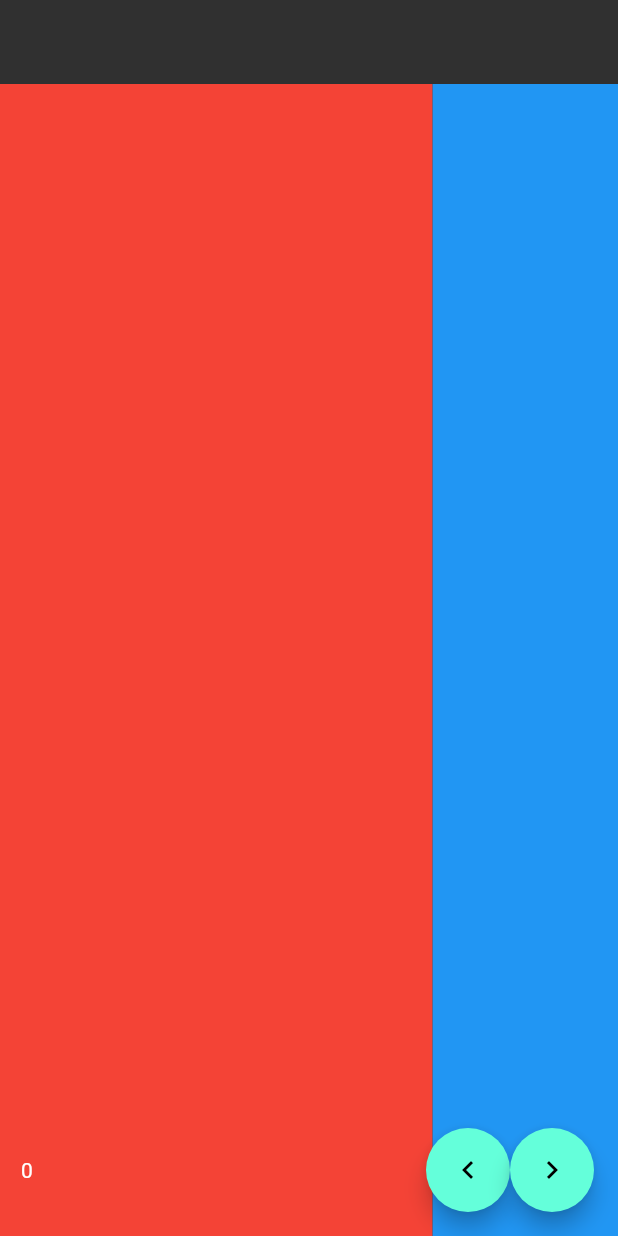
After one commit to cetincangokal/flutter101, a Flutter app: the screen it shows after launch, on a phone screen of 412 x 824 dp. The commit adds this screen. Run offline on Flutter 3.47's test engine with Material 2 defaults, Android fonts, the phone set to English and light mode, and no system bars.

Commit message:
pageView & statful

```diff
--- /dev/null
+++ b/flutter_application_1/lib/101/page_view_learn.dart
@@ -0,0 +1,59 @@
+import 'package:flutter/material.dart';
+
+class pageViewLearn extends StatefulWidget {
+  pageViewLearn({super.key});
+
+  @override
+  State<pageViewLearn> createState() => _pageViewLearnState();
+}
+
+class _pageViewLearnState extends State<pageViewLearn> {
+  final _pageController = PageController(viewportFraction: 0.7);
+  int _currentPageIndex = 0;
+  void _updatePageIndex(int index) {
+    setState(() {
+      _currentPageIndex = index;
+    });
+  }
+  @override
+  Widget build(BuildContext context) {
+    return Scaffold(
+      floatingActionButton: Row(
+        children: [
+          Padding(
+            padding: const EdgeInsets.only(left: 30),
+            child: Text(_currentPageIndex.toString()),
+          ),
+          Spacer(),
+          FloatingActionButton(
+            onPressed: () {
+              _pageController.previousPage(duration: _durationUtility._durationLow, curve: Curves.slowMiddle);
+            },
+            child: Icon(Icons.chevron_left),
+          ),
+          FloatingActionButton(
+            onPressed: () {
+              _pageController.nextPage(duration: _durationUtility._durationLow, curve: Curves.slowMiddle);
+            },
+            child: Icon(Icons.chevron_right),
+          ),
+        ],
+      ),
+      appBar: AppBar(),
+      body: PageView(
+        padEnds: false,
+        controller: _pageController,
+        onPageChanged: _updatePageIndex,
+        children: [
+          Container(color: Colors.red),
+          Container(color: Colors.blue),
+          Container(color: Colors.grey),
+        ],
+      ),
+    );
+  }
+}
+
+class _durationUtility {
+  static const _durationLow = const Duration(seconds: 1);
+}
--- a/flutter_application_1/lib/main.dart
+++ b/flutter_application_1/lib/main.dart
@@ -13,8 +13,10 @@ import 'package:flutter_application_1/101/custom_widget_learn.dart';
 import 'package:flutter_application_1/101/indicator_learn.dart';
 import 'package:flutter_application_1/101/list_tile_learn.dart';
 import 'package:flutter_application_1/101/padding_learn.dart';
+import 'package:flutter_application_1/101/page_view_learn.dart';
 import 'package:flutter_application_1/101/scaffold_learn.dart';
 import 'package:flutter_application_1/101/stack_learn.dart';
+import 'package:flutter_application_1/101/stateful_learn.dart';
 import 'package:flutter_application_1/101/stateless_learn.dart';
 import 'package:flutter_application_1/101/text_widget_learn.dart';
 import 'package:flutter_application_1/demos/note_demos_view.dart';
@@ -39,7 +41,7 @@ class MyApp extends StatelessWidget {
         ),
         appBarTheme: AppBarTheme(
           centerTitle: true,
-          backgroundColor: Colors.red,
+          backgroundColor: Colors.transparent,
           systemOverlayStyle: SystemUiOverlayStyle.light,
           elevation: 0,
         ),
@@ -49,7 +51,7 @@ class MyApp extends StatelessWidget {
         progressIndicatorTheme: ProgressIndicatorThemeData(color: Colors.white),
         listTileTheme: ListTileThemeData(contentPadding: EdgeInsets.zero),
       ),
-      home: StackDemoView(),
+      home: pageViewLearn(),
     );
   }
 }
--- /dev/null
+++ b/flutter_application_1/lib/product/language/language_item.dart
@@ -0,0 +1,3 @@
+class LanguageItem {
+  static const String welcomeTitle = 'Merhaba';
+}
```
Also changed, not shown: flutter_application_1/lib/101/stateful_learn.dart (added, +72 -0 lines), flutter_application_1/lib/product/counter_hello_button.dart (added, +26 -0 lines).
